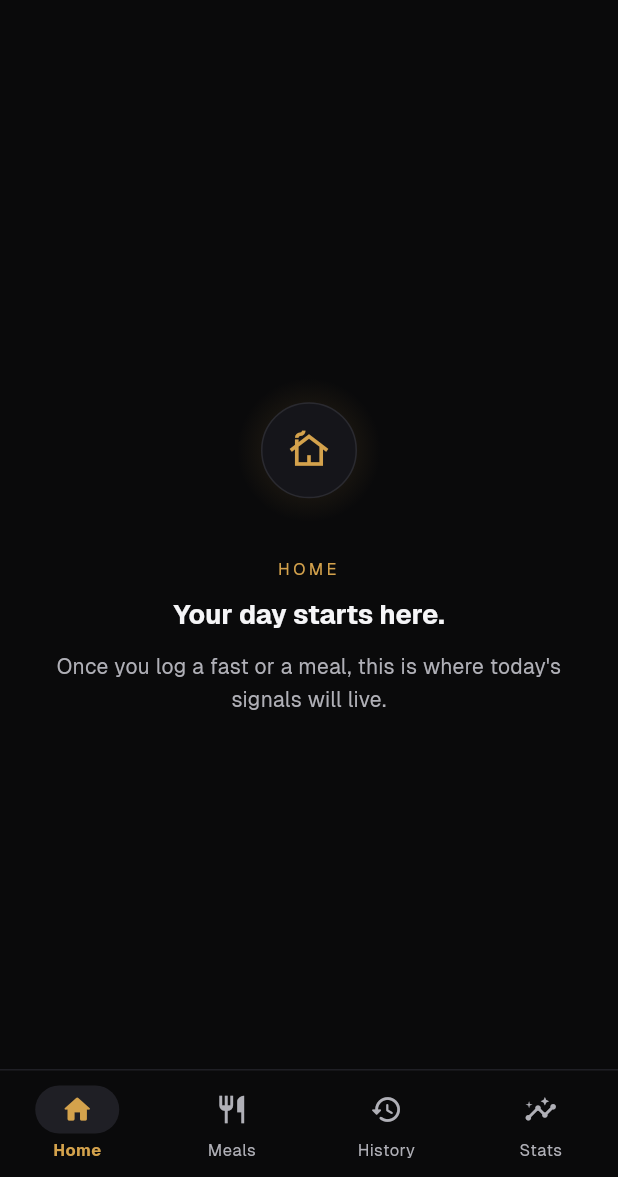
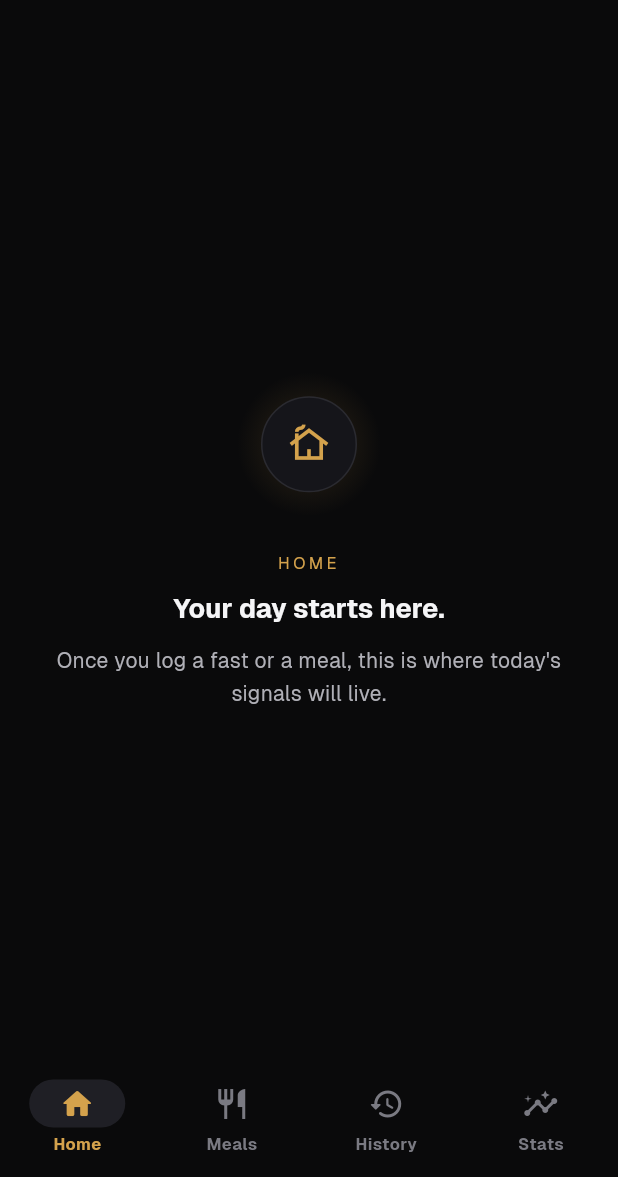
Before and after one commit to KaianNovais/mamba-growth, a Flutter app: the screen it shows once a user with an empty profile is signed in, on a phone screen of 412 x 824 dp, the part 59-1236 px from its top. Run offline on Flutter 3.47's test engine with Material 3 defaults, Android fonts, the phone set to English and light mode, and no system bars; our stand-ins replace firebase_auth, firebase_core, go_router, google_sign_in; accounts and stored records are empty; project files that could hold a hidden picture were left out.

Commit message:
refactor(nav): replace custom AppBottomBar with native NavigationBar
Substitui o widget customizado AppBottomBar pelo NavigationBar
nativo do Material 3, aproveitando o navigationBarTheme já
configurado em app_theme.dart. Mantém o haptic selectionClick e a
animação de troca de aba via PageView.

Co-Authored-By: Claude Opus 4.7 (1M context) <noreply@anthropic.com>

```diff
--- a/lib/ui/main/widgets/app_bottom_bar.dart
+++ /dev/null
@@ -1,127 +0,0 @@
-import 'package:flutter/material.dart';
-import 'package:flutter/services.dart';
-
-import '../../core/themes/themes.dart';
-
-class AppBottomBarItem {
-  const AppBottomBarItem({
-    required this.icon,
-    required this.activeIcon,
-    required this.label,
-  });
-
-  final IconData icon;
-  final IconData activeIcon;
-  final String label;
-}
-
-class AppBottomBar extends StatelessWidget {
-  const AppBottomBar({
-    super.key,
-    required this.items,
-    required this.currentIndex,
-    required this.onItemSelected,
-  });
-
-  final List<AppBottomBarItem> items;
-  final int currentIndex;
-  final ValueChanged<int> onItemSelected;
-
-  @override
-  Widget build(BuildContext context) {
-    final colors = context.colors;
-
-    return DecoratedBox(
-      decoration: BoxDecoration(
-        color: colors.bg,
-        border: Border(
-          top: BorderSide(color: colors.borderDim, width: 1),
-        ),
-      ),
-      child: SafeArea(
-        top: false,
-        child: SizedBox(
-          height: 72,
-          child: Row(
-            children: [
-              for (var i = 0; i < items.length; i++)
-                Expanded(
-                  child: _BottomBarTab(
-                    item: items[i],
-                    selected: i == currentIndex,
-                    onTap: () => onItemSelected(i),
-                  ),
-                ),
-            ],
-          ),
-        ),
-      ),
-    );
-  }
-}
-
-class _BottomBarTab extends StatelessWidget {
-  const _BottomBarTab({
-    required this.item,
-    required this.selected,
-    required this.onTap,
-  });
-
-  final AppBottomBarItem item;
-  final bool selected;
-  final VoidCallback onTap;
-
-  @override
-  Widget build(BuildContext context) {
-    final colors = context.colors;
-    final typo = context.typo;
-    final color = selected ? colors.accent : colors.textDim;
-
-    return Semantics(
-      button: true,
-      selected: selected,
-      label: item.label,
-      child: InkWell(
-        onTap: () {
-          HapticFeedback.selectionClick();
-          onTap();
-        },
-        splashFactory: NoSplash.splashFactory,
-        highlightColor: Colors.transparent,
-        hoverColor: Colors.transparent,
-        child: Column(
-          mainAxisAlignment: MainAxisAlignment.center,
-          children: [
-            AnimatedContainer(
-              duration: const Duration(milliseconds: 220),
-              curve: Curves.easeOutCubic,
-              width: 56,
-              height: 32,
-              alignment: Alignment.center,
-              decoration: BoxDecoration(
-                color: selected ? colors.surface2 : Colors.transparent,
-                borderRadius: BorderRadius.circular(AppRadius.full),
-              ),
-              child: Icon(
-                selected ? item.activeIcon : item.icon,
-                size: 22,
-                color: color,
-              ),
-            ),
-            const SizedBox(height: AppSpacing.xs),
-            AnimatedDefaultTextStyle(
-              duration: const Duration(milliseconds: 220),
-              curve: Curves.easeOutCubic,
-              style: typo.caption.copyWith(
-                color: color,
-                fontWeight: selected ? FontWeight.w600 : FontWeight.w400,
-                letterSpacing: 0.4,
-              ),
-              child: Text(item.label),
-            ),
-          ],
-        ),
-      ),
-    );
-  }
-}
--- a/lib/ui/main/widgets/main_navigation_screen.dart
+++ b/lib/ui/main/widgets/main_navigation_screen.dart
@@ -7,7 +7,6 @@ import '../../history/widgets/history_screen.dart';
 import '../../home/widgets/home_screen.dart';
 import '../../meals/widgets/meals_screen.dart';
 import '../../stats/widgets/stats_screen.dart';
-import 'app_bottom_bar.dart';
 
 class MainNavigationScreen extends StatefulWidget {
   const MainNavigationScreen({super.key});
@@ -39,8 +38,9 @@ class _MainNavigationScreenState extends State<MainNavigationScreen> {
     super.dispose();
   }
 
-  void _onTabSelected(int index) {
+  void _onDestinationSelected(int index) {
     if (index == _currentIndex) return;
+    HapticFeedback.selectionClick();
     _pageController.animateToPage(
       index,
       duration: const Duration(milliseconds: 280),
@@ -58,29 +58,6 @@ class _MainNavigationScreenState extends State<MainNavigationScreen> {
     final l10n = AppLocalizations.of(context);
     final colors = context.colors;
 
-    final items = <AppBottomBarItem>[
-      AppBottomBarItem(
-        icon: Icons.home_outlined,
-        activeIcon: Icons.home_rounded,
-        label: l10n.navHome,
-      ),
-      AppBottomBarItem(
-        icon: Icons.restaurant_outlined,
-        activeIcon: Icons.restaurant_rounded,
-        label: l10n.navMeals,
-      ),
-      AppBottomBarItem(
-        icon: Icons.history_rounded,
-        activeIcon: Icons.history_rounded,
-        label: l10n.navHistory,
-      ),
-      AppBottomBarItem(
-        icon: Icons.insights_outlined,
-        activeIcon: Icons.insights_rounded,
-        label: l10n.navStats,
-      ),
-    ];
-
     return AnnotatedRegion<SystemUiOverlayStyle>(
       value: SystemUiOverlayStyle.light.copyWith(
         statusBarColor: Colors.transparent,
@@ -91,17 +68,37 @@ class _MainNavigationScreenState extends State<MainNavigationScreen> {
       ),
       child: Scaffold(
         backgroundColor: colors.bg,
-        extendBody: true,
         body: PageView(
           controller: _pageController,
           onPageChanged: _onPageChanged,
           physics: const BouncingScrollPhysics(),
           children: _pages,
         ),
-        bottomNavigationBar: AppBottomBar(
-          items: items,
-          currentIndex: _currentIndex,
-          onItemSelected: _onTabSelected,
+        bottomNavigationBar: NavigationBar(
+          selectedIndex: _currentIndex,
+          onDestinationSelected: _onDestinationSelected,
+          destinations: [
+            NavigationDestination(
+              icon: const Icon(Icons.home_outlined),
+              selectedIcon: const Icon(Icons.home_rounded),
+              label: l10n.navHome,
+            ),
+            NavigationDestination(
+              icon: const Icon(Icons.restaurant_outlined),
+              selectedIcon: const Icon(Icons.restaurant_rounded),
+              label: l10n.navMeals,
+            ),
+            NavigationDestination(
+              icon: const Icon(Icons.history_rounded),
+              selectedIcon: const Icon(Icons.history_rounded),
+              label: l10n.navHistory,
+            ),
+            NavigationDestination(
+              icon: const Icon(Icons.insights_outlined),
+              selectedIcon: const Icon(Icons.insights_rounded),
+              label: l10n.navStats,
+            ),
+          ],
         ),
       ),
     );
```
